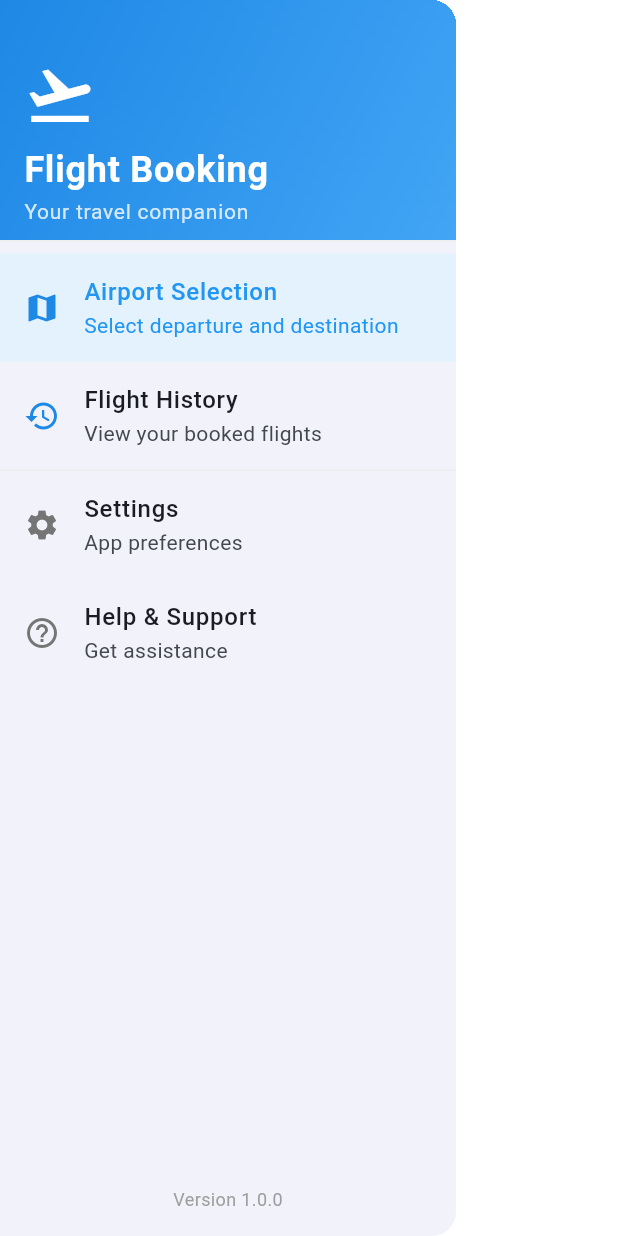
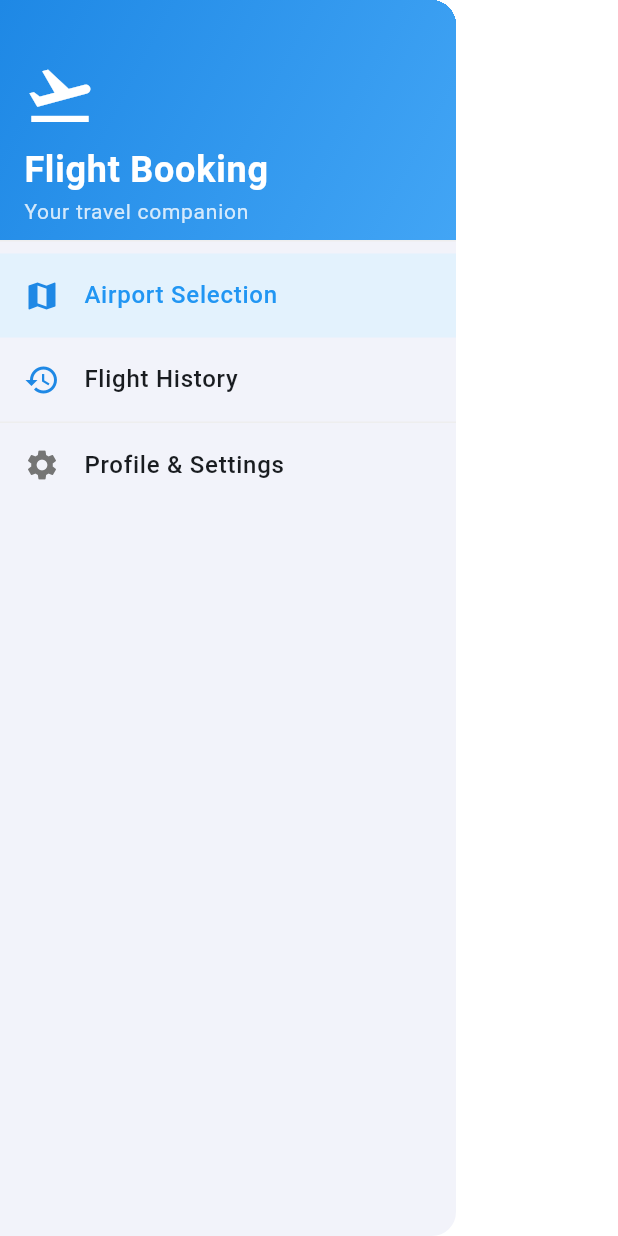
Before and after one commit to Aaryan503/FlightVoyage, a Flutter app: the FlightDrawer widget shown alone on an empty page, opened directly with empty values, on a phone screen of 412 x 824 dp. Run offline on Flutter 3.47's test engine with Material 3 defaults, Android fonts, the phone set to English and light mode, and no system bars; our stand-ins replace cloud_firestore, firebase_auth, firebase_core, flutter_riverpod, google_sign_in; missing offline and left inert: syncfusion_flutter_maps; accounts and stored records are empty; network calls fail.

Commit message:
Made few debugging changes

```diff
--- a/lib/utils/seat_selection_logic.dart
+++ b/lib/utils/seat_selection_logic.dart
@@ -27,7 +27,7 @@ class SeatSelectionLogic {
         for (int j = 0; j < seatMap[i].length; j++) {
           if (seatMap[i][j].id == seatId) {
             price += seatMap[i][j].price;
-            break; // Move to next seat ID
+            break;
           }
         }
       }
--- a/lib/widgets/flight_drawer.dart
+++ b/lib/widgets/flight_drawer.dart
@@ -62,7 +62,6 @@ class FlightDrawer extends StatelessWidget {
                 fontWeight: FontWeight.w500,
               ),
             ),
-            subtitle: Text('Select departure and destination'),
             selected: true,
             selectedTileColor: Colors.blue.shade50,
             onTap: () {
@@ -80,7 +79,6 @@ class FlightDrawer extends StatelessWidget {
                 fontWeight: FontWeight.w500,
               ),
             ),
-            subtitle: Text('View your booked flights'),
             onTap: navigateToFlightHistory,
           ),
           Divider(),
@@ -90,12 +88,11 @@ class FlightDrawer extends StatelessWidget {
               color: Colors.grey.shade600,
             ),
             title: Text(
-              'Settings',
+              'Profile & Settings',
               style: TextStyle(
                 fontWeight: FontWeight.w500,
               ),
             ),
-            subtitle: Text('App preferences'),
             onTap: () {
               Navigator.of(context).pop();
               ScaffoldMessenger.of(context).showSnackBar(
@@ -106,39 +103,6 @@ class FlightDrawer extends StatelessWidget {
               );
             },
           ),
-          ListTile(
-            leading: Icon(
-              Icons.help_outline,
-              color: Colors.grey.shade600,
-            ),
-            title: Text(
-              'Help & Support',
-              style: TextStyle(
-                fontWeight: FontWeight.w500,
-              ),
-            ),
-            subtitle: Text('Get assistance'),
-            onTap: () {
-              Navigator.of(context).pop();
-              ScaffoldMessenger.of(context).showSnackBar(
-                SnackBar(
-                  content: Text('Help & Support coming soon!'),
-                  backgroundColor: Colors.blue.shade600,
-                ),
-              );
-            },
-          ),
-          Spacer(),
-          Padding(
-            padding: EdgeInsets.all(16),
-            child: Text(
-              'Version 1.0.0',
-              style: TextStyle(
-                color: Colors.grey.shade500,
-                fontSize: 12,
-              ),
-            ),
-          ),
         ],
       ),
     );
--- a/lib/widgets/route_card.dart
+++ b/lib/widgets/route_card.dart
@@ -46,7 +46,6 @@ class RouteCard extends StatelessWidget {
               _buildDivider(),
               SizedBox(height: 16),
               _buildDestinationSection(),
-              // Add spacing and move the button below
               if (selectedDeparture != null && selectedDestination != null) ...[
                 SizedBox(height: 24),
                 Align(
@@ -149,9 +148,6 @@ class RouteCard extends StatelessWidget {
             ],
           ),
         ),
-        // Remove the button from here
-        // if (selectedDeparture != null && selectedDestination != null)
-        //   _buildBookFlightButton(),
       ],
     );
   }
--- a/lib/widgets/seat_selection_fab.dart
+++ b/lib/widgets/seat_selection_fab.dart
@@ -20,25 +20,20 @@ class SeatSelectionFAB extends StatelessWidget {
 
   @override
   Widget build(BuildContext context) {
-    // Check if we can proceed
     bool canProceed = false;
     String buttonText = '';
     IconData buttonIcon = Icons.arrow_forward;
 
     if (!hasReturnFlight) {
-      // One-way trip - just need outbound seats
       canProceed = allSeatsSelected;
       buttonText = 'Confirm Booking';
       buttonIcon = Icons.bookmark_outline;
     } else {
-      // Round trip logic
       if (showingOutbound) {
-        // On outbound flight selection
         canProceed = allSeatsSelected;
         buttonText = 'Select Return Seats';
         buttonIcon = Icons.arrow_forward;
       } else {
-        // On return flight selection
         canProceed = allSeatsSelected && outboundSeatsSelected;
         buttonText = 'Proceed';
         buttonIcon = Icons.bookmark_outline;
```
Also changed, not shown: lib/widgets/seat_widgets.dart (+4 -23 lines).
